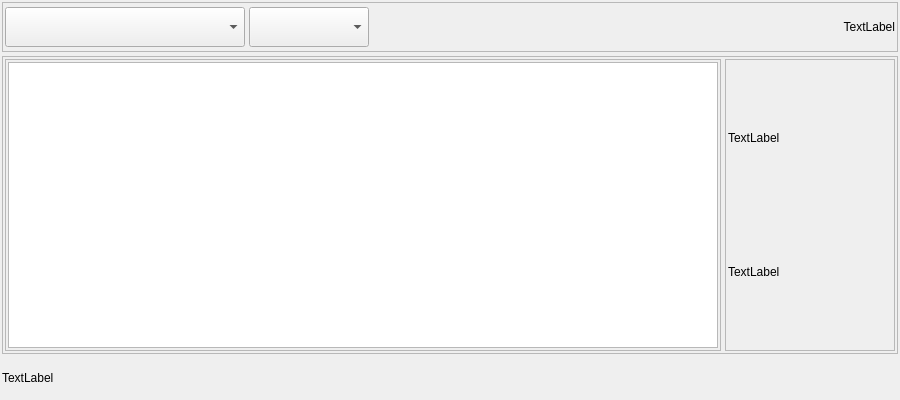
First picture: the form in Kute/apr_Wiz/apr_wiz.ui, repository abble/schtool, before the edit.
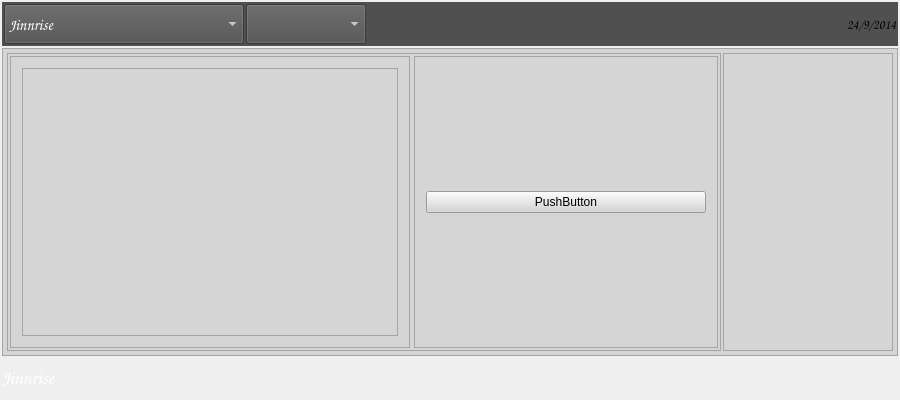
Second picture: the form after the edit. Icons and pictures are not drawn.

What changed in the file:
```diff
--- a/Kute/apr_Wiz/apr_wiz.ui
+++ b/Kute/apr_Wiz/apr_wiz.ui
@@ -15,7 +15,7 @@
   </property>
   <layout class="QVBoxLayout" name="verticalLayout">
    <property name="spacing">
-    <number>4</number>
+    <number>2</number>
    </property>
    <property name="leftMargin">
     <number>2</number>
@@ -30,28 +30,31 @@
     <number>2</number>
    </property>
    <item>
-    <widget class="QFrame" name="frame">
+    <widget class="QFrame" name="epdateLayout">
      <property name="minimumSize">
       <size>
        <width>0</width>
-       <height>50</height>
+       <height>0</height>
       </size>
      </property>
      <property name="maximumSize">
       <size>
        <width>16777215</width>
-       <height>50</height>
+       <height>16777215</height>
       </size>
      </property>
+     <property name="styleSheet">
+      <string notr="true">background-color: rgb(80, 80, 80);</string>
+     </property>
      <property name="frameShape">
-      <enum>QFrame::StyledPanel</enum>
+      <enum>QFrame::NoFrame</enum>
      </property>
      <property name="frameShadow">
-      <enum>QFrame::Raised</enum>
+      <enum>QFrame::Sunken</enum>
      </property>
      <layout class="QHBoxLayout" name="horizontalLayout">
       <property name="spacing">
-       <number>4</number>
+       <number>2</number>
       </property>
       <property name="leftMargin">
        <number>2</number>
@@ -69,7 +72,7 @@
        <widget class="QComboBox" name="comboBox_2">
         <property name="minimumSize">
          <size>
-          <width>240</width>
+          <width>60</width>
           <height>40</height>
          </size>
         </property>
@@ -79,6 +82,30 @@
           <height>16777215</height>
          </size>
         </property>
+        <property name="font">
+         <font>
+          <family>Comic Sans MS</family>
+          <pointsize>12</pointsize>
+         </font>
+        </property>
+        <property name="styleSheet">
+         <string notr="true">color: rgb(255, 255, 255);</string>
+        </property>
+        <item>
+         <property name="text">
+          <string>Jinnrise</string>
+         </property>
+        </item>
+        <item>
+         <property name="text">
+          <string>Megabear</string>
+         </property>
+        </item>
+        <item>
+         <property name="text">
+          <string>Maskmaster2</string>
+         </property>
+        </item>
        </widget>
       </item>
       <item>
@@ -95,6 +122,15 @@
           <height>16777215</height>
          </size>
         </property>
+        <property name="font">
+         <font>
+          <family>Comic Sans MS</family>
+          <pointsize>12</pointsize>
+         </font>
+        </property>
+        <property name="styleSheet">
+         <string notr="true">color: rgb(255, 255, 255);</string>
+        </property>
        </widget>
       </item>
       <item>
@@ -105,8 +141,16 @@
           <height>40</height>
          </size>
         </property>
+        <property name="font">
+         <font>
+          <family>Comic Sans MS</family>
+          <pointsize>10</pointsize>
+          <weight>75</weight>
+          <bold>true</bold>
+         </font>
+        </property>
         <property name="text">
-         <string>TextLabel</string>
+         <string>24/9/2014</string>
         </property>
         <property name="alignment">
          <set>Qt::AlignRight|Qt::AlignTrailing|Qt::AlignVCenter</set>
@@ -117,7 +161,10 @@
     </widget>
    </item>
    <item>
-    <widget class="QFrame" name="frame_2">
+    <widget class="QFrame" name="mainLayout">
+     <property name="styleSheet">
+      <string notr="true">background-color: rgb(213, 213, 213);</string>
+     </property>
      <property name="frameShape">
       <enum>QFrame::StyledPanel</enum>
      </property>
@@ -126,19 +173,19 @@
      </property>
      <layout class="QHBoxLayout" name="horizontalLayout_2">
       <property name="spacing">
-       <number>4</number>
+       <number>2</number>
       </property>
       <property name="leftMargin">
-       <number>2</number>
+       <number>4</number>
       </property>
       <property name="topMargin">
-       <number>2</number>
+       <number>4</number>
       </property>
       <property name="rightMargin">
-       <number>2</number>
+       <number>4</number>
       </property>
       <property name="bottomMargin">
-       <number>2</number>
+       <number>4</number>
       </property>
       <item>
        <widget class="QFrame" name="frame_4">
@@ -148,7 +195,7 @@
         <property name="frameShadow">
          <enum>QFrame::Raised</enum>
         </property>
-        <layout class="QVBoxLayout" name="verticalLayout_3">
+        <layout class="QHBoxLayout" name="horizontalLayout_4">
          <property name="spacing">
           <number>4</number>
          </property>
@@ -165,7 +212,63 @@
           <number>2</number>
          </property>
          <item>
-          <widget class="QTableView" name="tableView"/>
+          <widget class="QFrame" name="frame">
+           <property name="maximumSize">
+            <size>
+             <width>400</width>
+             <height>16777215</height>
+            </size>
+           </property>
+           <property name="frameShape">
+            <enum>QFrame::StyledPanel</enum>
+           </property>
+           <property name="frameShadow">
+            <enum>QFrame::Raised</enum>
+           </property>
+           <layout class="QHBoxLayout" name="horizontalLayout_3">
+            <item>
+             <widget class="QTableView" name="tabv">
+              <property name="editTriggers">
+               <set>QAbstractItemView::DoubleClicked</set>
+              </property>
+              <property name="alternatingRowColors">
+               <bool>true</bool>
+              </property>
+              <property name="selectionBehavior">
+               <enum>QAbstractItemView::SelectRows</enum>
+              </property>
+              <property name="sortingEnabled">
+               <bool>true</bool>
+              </property>
+              <attribute name="horizontalHeaderCascadingSectionResizes">
+               <bool>true</bool>
+              </attribute>
+              <attribute name="verticalHeaderCascadingSectionResizes">
+               <bool>true</bool>
+              </attribute>
+             </widget>
+            </item>
+           </layout>
+          </widget>
+         </item>
+         <item>
+          <widget class="QFrame" name="frame_2">
+           <property name="frameShape">
+            <enum>QFrame::StyledPanel</enum>
+           </property>
+           <property name="frameShadow">
+            <enum>QFrame::Raised</enum>
+           </property>
+           <layout class="QVBoxLayout" name="verticalLayout_3">
+            <item>
+             <widget class="QPushButton" name="pushButton">
+              <property name="text">
+               <string>PushButton</string>
+              </property>
+             </widget>
+            </item>
+           </layout>
+          </widget>
          </item>
         </layout>
        </widget>
@@ -206,7 +309,10 @@
             </size>
            </property>
            <property name="text">
-            <string>TextLabel</string>
+            <string/>
+           </property>
+           <property name="pixmap">
+            <pixmap>S:/intelture/Pipeline/noPreview.png</pixmap>
            </property>
           </widget>
          </item>
@@ -225,7 +331,10 @@
             </size>
            </property>
            <property name="text">
-            <string>TextLabel</string>
+            <string/>
+           </property>
+           <property name="pixmap">
+            <pixmap>S:/intelture/Pipeline/noPreview.png</pixmap>
            </property>
           </widget>
          </item>
@@ -249,8 +358,17 @@
        <height>40</height>
       </size>
      </property>
+     <property name="font">
+      <font>
+       <family>Comic Sans MS</family>
+       <pointsize>14</pointsize>
+      </font>
+     </property>
+     <property name="styleSheet">
+      <string notr="true">color: rgb(255, 255, 255);</string>
+     </property>
      <property name="text">
-      <string>TextLabel</string>
+      <string>Jinnrise</string>
      </property>
     </widget>
    </item>
```
Left out of the diff: 16 changed lines with no effect on the pictures.
